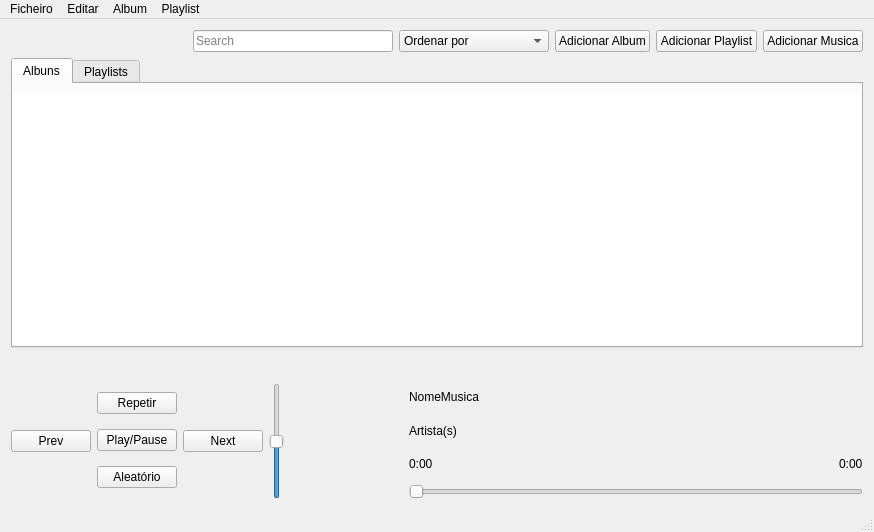
The window that mainwindow.ui (AlexFMM/mp3Player) describes before a commit, drawn with Qt 5.
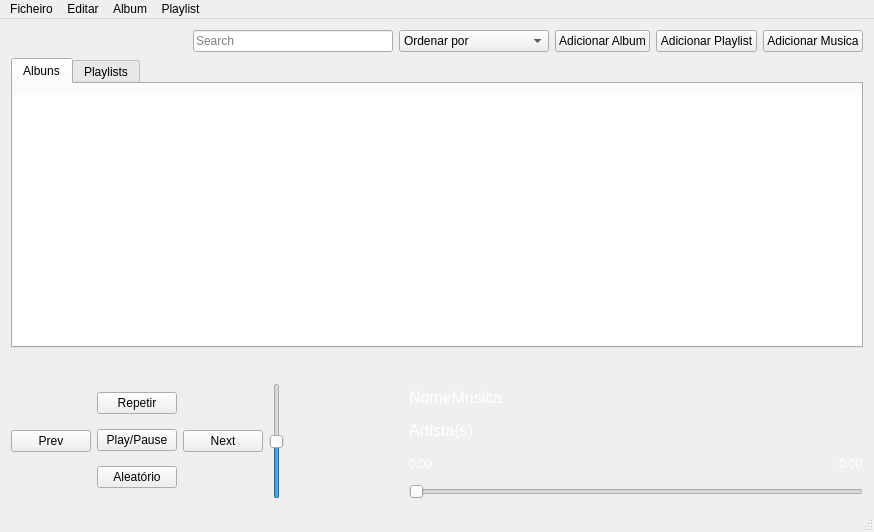
The same window after the commit. Icons and pictures are not drawn.

The edit to the form file:
```diff
--- a/mainwindow.ui
+++ b/mainwindow.ui
@@ -338,6 +338,14 @@
           </property>
           <item>
            <widget class="QLabel" name="songName">
+            <property name="font">
+             <font>
+              <pointsize>12</pointsize>
+             </font>
+            </property>
+            <property name="styleSheet">
+             <string notr="true">#songName{color: rgb(255, 255, 255)}</string>
+            </property>
             <property name="text">
              <string>NomeMusica</string>
             </property>
@@ -345,6 +353,14 @@
           </item>
           <item>
            <widget class="QLabel" name="songArtist">
+            <property name="font">
+             <font>
+              <pointsize>12</pointsize>
+             </font>
+            </property>
+            <property name="styleSheet">
+             <string notr="true">#songArtist{color: rgb(255, 255, 255)}</string>
+            </property>
             <property name="text">
              <string>Artista(s)</string>
             </property>
@@ -354,6 +370,9 @@
            <layout class="QHBoxLayout" name="horizontalLayout_4">
             <item>
              <widget class="QLabel" name="currentTime">
+              <property name="styleSheet">
+               <string notr="true">#currentTime{color: rgb(255, 255, 255)}</string>
+              </property>
               <property name="text">
                <string>0:00</string>
               </property>
@@ -374,6 +393,9 @@
             </item>
             <item>
              <widget class="QLabel" name="totalTime">
+              <property name="styleSheet">
+               <string notr="true">#totalTime{color: rgb(255, 255, 255)}</string>
+              </property>
               <property name="text">
                <string>0:00</string>
               </property>
```
Left out of the diff: 56 changed lines with no effect on the pictures.
